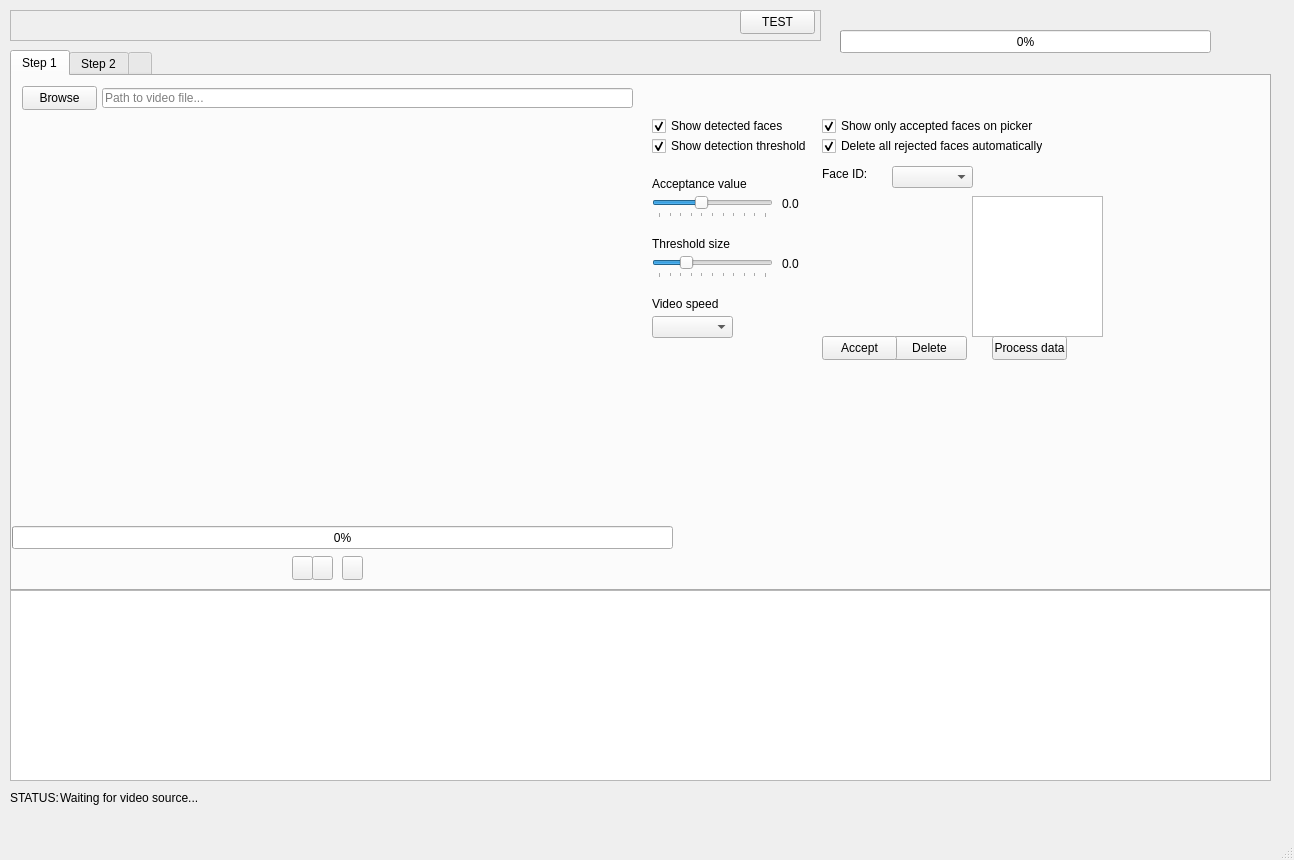
Old version of the form AIWake_app.ui in the repository Kirkuss/TFG.
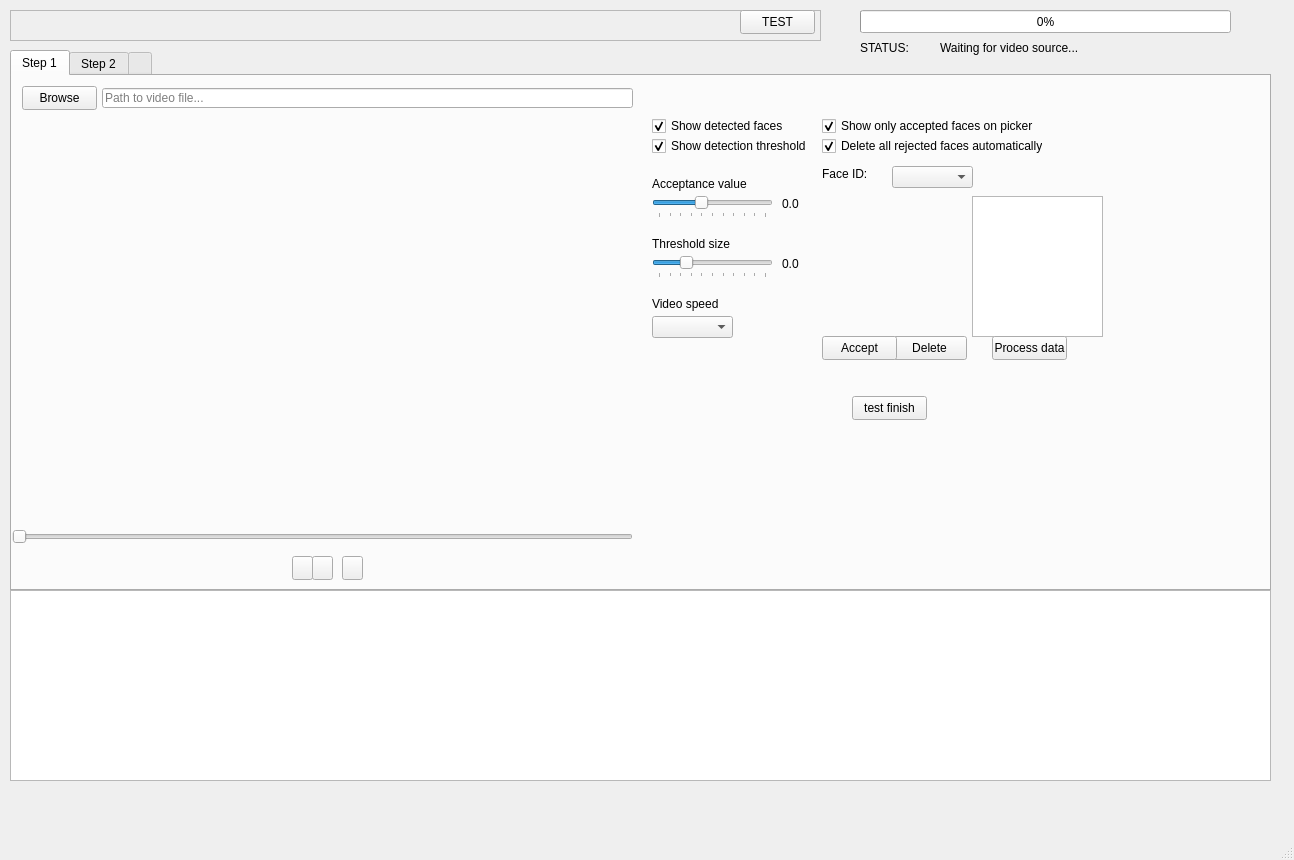
New version of the form. Icons and pictures are not drawn.

Commit message:
Rewind preview (frame selector bar)
Falta leer del json generado y mostrar los marquitos (o no)

Patch:
```diff
--- a/AIWake_app.ui
+++ b/AIWake_app.ui
@@ -137,19 +137,6 @@
         <normaloff>Resources/app_img/icons/pause.png</normaloff>Resources/app_img/icons/pause.png</iconset>
       </property>
      </widget>
-     <widget class="QProgressBar" name="step1Pb">
-      <property name="geometry">
-       <rect>
-        <x>0</x>
-        <y>450</y>
-        <width>661</width>
-        <height>23</height>
-       </rect>
-      </property>
-      <property name="value">
-       <number>0</number>
-      </property>
-     </widget>
      <widget class="QCheckBox" name="showDetailedCb">
       <property name="geometry">
        <rect>
@@ -503,6 +490,41 @@
        <string>Process data</string>
       </property>
      </widget>
+     <widget class="QPushButton" name="finishStep1Bt">
+      <property name="geometry">
+       <rect>
+        <x>840</x>
+        <y>320</y>
+        <width>75</width>
+        <height>24</height>
+       </rect>
+      </property>
+      <property name="text">
+       <string>test finish</string>
+      </property>
+     </widget>
+     <widget class="QSlider" name="frameSelector">
+      <property name="geometry">
+       <rect>
+        <x>0</x>
+        <y>450</y>
+        <width>621</width>
+        <height>22</height>
+       </rect>
+      </property>
+      <property name="minimum">
+       <number>1</number>
+      </property>
+      <property name="maximum">
+       <number>262</number>
+      </property>
+      <property name="pageStep">
+       <number>0</number>
+      </property>
+      <property name="orientation">
+       <enum>Qt::Horizontal</enum>
+      </property>
+     </widget>
      <zorder>label_16</zorder>
      <zorder>placeholder_step1</zorder>
      <zorder>showBoxesCb</zorder>
@@ -1229,11 +1251,27 @@
      </property>
     </widget>
    </widget>
+   <widget class="QProgressBar" name="postPb">
+    <property name="geometry">
+     <rect>
+      <x>860</x>
+      <y>10</y>
+      <width>371</width>
+      <height>23</height>
+     </rect>
+    </property>
+    <property name="value">
+     <number>0</number>
+    </property>
+    <property name="alignment">
+     <set>Qt::AlignCenter</set>
+    </property>
+   </widget>
    <widget class="QLabel" name="label_19">
     <property name="geometry">
      <rect>
-      <x>10</x>
-      <y>790</y>
+      <x>860</x>
+      <y>40</y>
       <width>49</width>
       <height>16</height>
      </rect>
@@ -1251,9 +1289,9 @@
    <widget class="QLabel" name="statusText">
     <property name="geometry">
      <rect>
-      <x>60</x>
-      <y>790</y>
-      <width>1201</width>
+      <x>940</x>
+      <y>40</y>
+      <width>291</width>
       <height>16</height>
      </rect>
     </property>
@@ -1261,20 +1299,17 @@
      <string>Waiting for video source...</string>
     </property>
    </widget>
-   <widget class="QProgressBar" name="postPb">
+   <widget class="QLabel" name="statusColor">
     <property name="geometry">
      <rect>
-      <x>840</x>
-      <y>30</y>
-      <width>371</width>
-      <height>23</height>
+      <x>910</x>
+      <y>40</y>
+      <width>21</width>
+      <height>20</height>
      </rect>
     </property>
-    <property name="value">
-     <number>0</number>
-    </property>
-    <property name="alignment">
-     <set>Qt::AlignCenter</set>
+    <property name="text">
+     <string/>
     </property>
    </widget>
   </widget>
```
Left out of the diff: 3 changed lines with no effect on the pictures. The commit also changes 3 other files.
